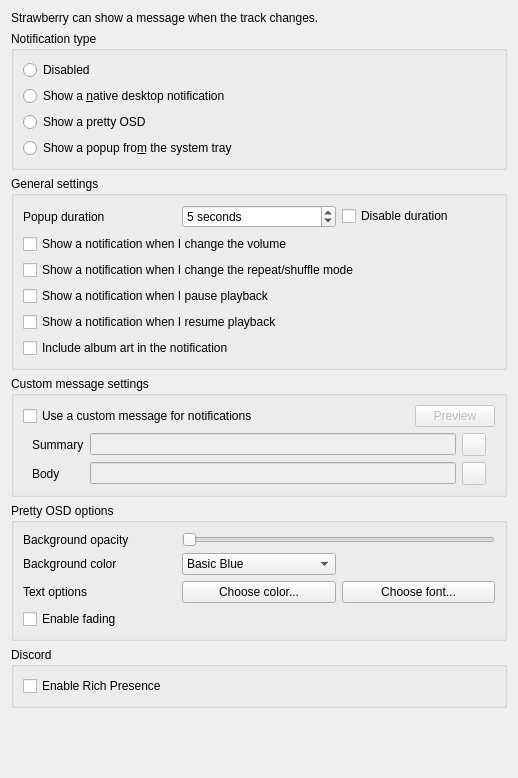
The window that src/settings/notificationssettingspage.ui (strawberrymusicplayer/strawberry) describes before a commit, drawn with Qt 5.
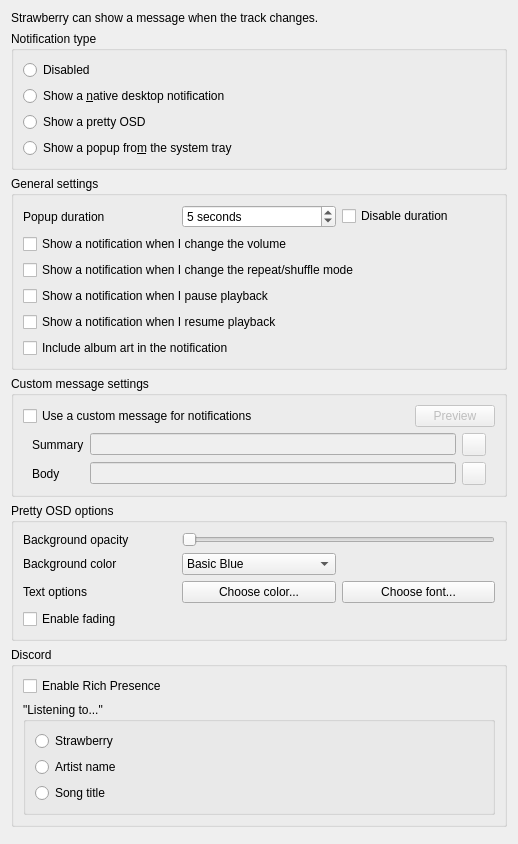
The same window after the commit.

The edit to the form file:
```diff
--- a/src/settings/notificationssettingspage.ui
+++ b/src/settings/notificationssettingspage.ui
@@ -7,7 +7,7 @@
     <x>0</x>
     <y>0</y>
     <width>518</width>
-    <height>778</height>
+    <height>844</height>
    </rect>
   </property>
   <property name="windowTitle">
@@ -380,6 +380,36 @@
         </property>
        </widget>
       </item>
+      <item>
+       <widget class="QGroupBox" name="richpresence_listening_to">
+        <property name="title">
+         <string>&quot;Listening to...&quot;</string>
+        </property>
+        <layout class="QVBoxLayout" name="verticalLayout_11">
+         <item>
+          <widget class="QRadioButton" name="richpresence_listening_to_app">
+           <property name="text">
+            <string>Strawberry</string>
+           </property>
+          </widget>
+         </item>
+         <item>
+          <widget class="QRadioButton" name="richpresence_listening_to_artist">
+           <property name="text">
+            <string>Artist name</string>
+           </property>
+          </widget>
+         </item>
+         <item>
+          <widget class="QRadioButton" name="richpresence_listening_to_song">
+           <property name="text">
+            <string>Song title</string>
+           </property>
+          </widget>
+         </item>
+        </layout>
+       </widget>
+      </item>
      </layout>
     </widget>
    </item>
```
